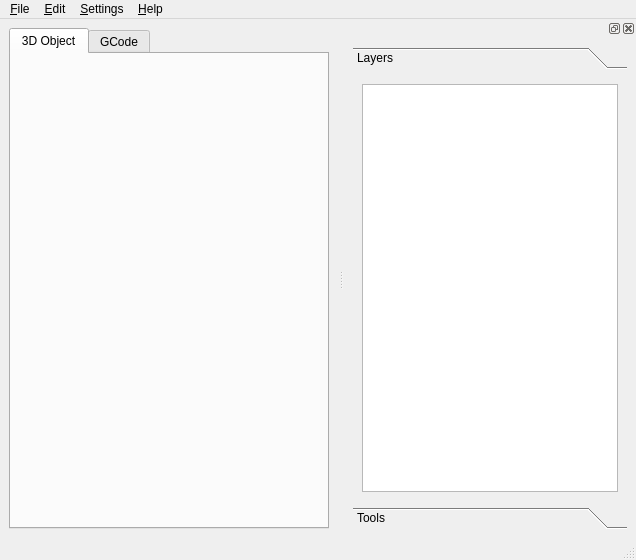
Above: reticulatus/gui/reticulate_main.ui from armyofevilrobots/reticulatus before the change. Below: the same form after it.
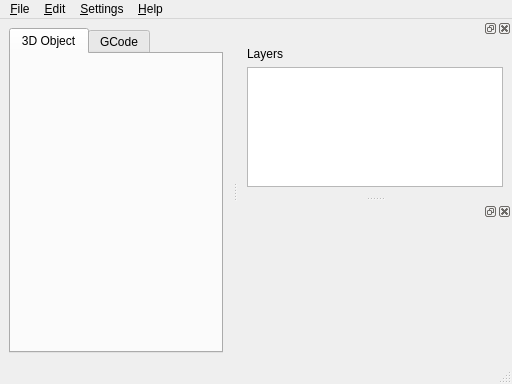
That is the form after the change.

Commit message:
New GUI, tear off menus, fast STL display.
That is all.

Diff of the .ui file:
```diff
--- a/reticulatus/gui/reticulate_main.ui
+++ b/reticulatus/gui/reticulate_main.ui
@@ -6,8 +6,8 @@
    <rect>
     <x>0</x>
     <y>0</y>
-    <width>636</width>
-    <height>560</height>
+    <width>512</width>
+    <height>384</height>
    </rect>
   </property>
   <property name="sizePolicy">
@@ -42,11 +42,7 @@
        <attribute name="title">
         <string>3D Object</string>
        </attribute>
-       <layout class="QGridLayout" name="object_3d_layout">
-        <item row="0" column="0">
-         <widget class="QWidget" name="gl_widget" native="true"/>
-        </item>
-       </layout>
+       <layout class="QGridLayout" name="object_3d_layout"/>
       </widget>
       <widget class="QWidget" name="gcode">
        <property name="sizePolicy">
@@ -73,7 +69,7 @@
     <rect>
      <x>0</x>
      <y>0</y>
-     <width>636</width>
+     <width>512</width>
      <height>23</height>
     </rect>
    </property>
@@ -87,7 +83,7 @@
     <addaction name="separator"/>
     <addaction name="action_Quit"/>
    </widget>
-   <widget class="QMenu" name="menuEdit">
+   <widget class="QMenu" name="menu_edit">
     <property name="title">
      <string>&amp;Edit</string>
     </property>
@@ -108,7 +104,7 @@
     <addaction name="action_About"/>
    </widget>
    <addaction name="menuFile"/>
-   <addaction name="menuEdit"/>
+   <addaction name="menu_edit"/>
    <addaction name="menu_Settings"/>
    <addaction name="menu_Help"/>
   </widget>
@@ -123,8 +119,8 @@
   <widget class="QDockWidget" name="dock_widget">
    <property name="minimumSize">
     <size>
-     <width>150</width>
-     <height>300</height>
+     <width>120</width>
+     <height>160</height>
     </size>
    </property>
    <property name="maximumSize">
@@ -137,49 +133,32 @@
     <number>2</number>
    </attribute>
    <widget class="QWidget" name="dock_contents">
-    <layout class="QHBoxLayout" name="dock_hlayout">
+    <layout class="QVBoxLayout" name="verticalLayout">
      <item>
-      <widget class="QToolBox" name="tool_box">
-       <property name="currentIndex">
-        <number>0</number>
+      <widget class="QLabel" name="label">
+       <property name="text">
+        <string>Layers</string>
        </property>
-       <widget class="QWidget" name="layers">
-        <property name="geometry">
-         <rect>
-          <x>0</x>
-          <y>0</y>
-          <width>264</width>
-          <height>413</height>
-         </rect>
-        </property>
-        <attribute name="label">
-         <string>Layers</string>
-        </attribute>
-        <layout class="QVBoxLayout" name="verticalLayout">
-         <item>
-          <widget class="QListWidget" name="layer_list_widget"/>
-         </item>
-        </layout>
-       </widget>
-       <widget class="QWidget" name="tools">
-        <property name="geometry">
-         <rect>
-          <x>0</x>
-          <y>0</y>
-          <width>264</width>
-          <height>413</height>
-         </rect>
-        </property>
-        <attribute name="label">
-         <string>Tools</string>
-        </attribute>
-        <layout class="QGridLayout" name="gridLayout_2"/>
-       </widget>
       </widget>
      </item>
+     <item>
+      <widget class="QListWidget" name="layer_list_widget"/>
+     </item>
     </layout>
    </widget>
   </widget>
+  <widget class="QDockWidget" name="tools_dock">
+   <property name="minimumSize">
+    <size>
+     <width>120</width>
+     <height>160</height>
+    </size>
+   </property>
+   <attribute name="dockWidgetArea">
+    <number>2</number>
+   </attribute>
+   <widget class="QWidget" name="dockWidgetContents"/>
+  </widget>
   <action name="action_file">
    <property name="text">
     <string>&amp;file</string>
```
Left out of the diff: 38 changed lines with no effect on the pictures. The commit also changes 7 other files.
